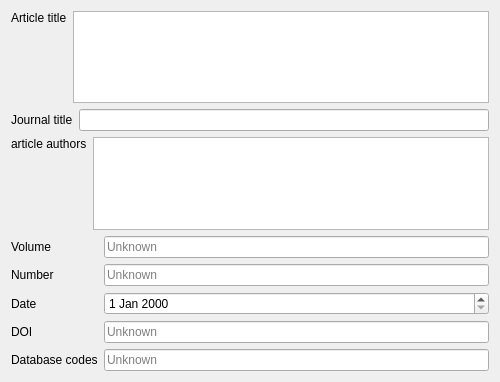
Old version of the form iraspa/iraspagui/infocitationform.ui in the repository iRASPA/iRASPA-QT.
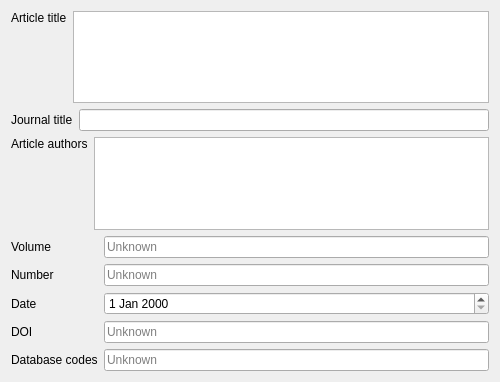
New version of the form.

What changed in the file:
```diff
--- a/iraspa/iraspagui/infocitationform.ui
+++ b/iraspa/iraspagui/infocitationform.ui
@@ -56,7 +56,7 @@
        <item>
         <widget class="QLabel" name="label_8">
          <property name="text">
-          <string>article authors</string>
+          <string>Article authors</string>
          </property>
          <property name="alignment">
           <set>Qt::AlignLeading|Qt::AlignLeft|Qt::AlignTop</set>
```
